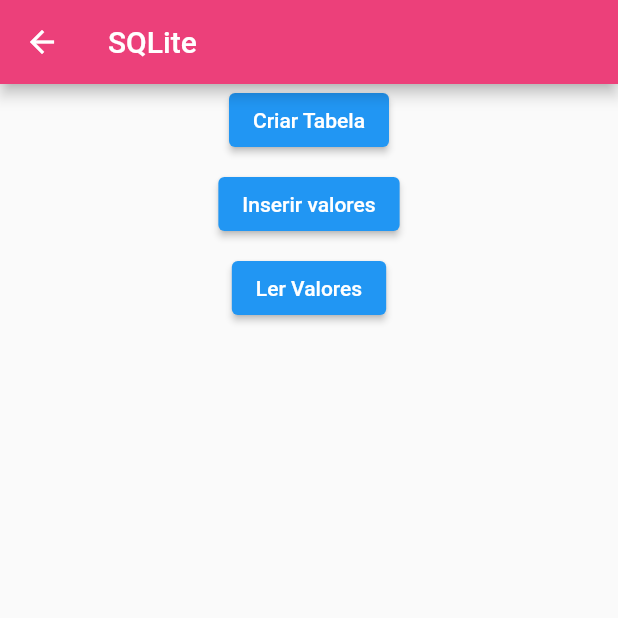
After one commit to cpelegrin/Desenvolvimento_Mobile, a Flutter app: the SQLitePage screen opened directly, after a tap on "Inserir valores", on a phone screen of 412 x 824 dp, the top half of it. The commit adds this screen. Run offline on Flutter 3.47's test engine with Material 2 defaults, Android fonts, the phone set to English and light mode, and no system bars; our stand-ins replace flutter_speed_dial, shared_preferences, sqflite; accounts and stored records are empty.

Commit message:
Unidade 4 Aula 3 - SQLite

```diff
--- a/desenvolvimento_mobile/lib/Pages/home_page.dart
+++ b/desenvolvimento_mobile/lib/Pages/home_page.dart
@@ -1,5 +1,6 @@
 import 'package:desenvolvimento_mobile/Pages/second_page.dart';
 import 'package:desenvolvimento_mobile/Pages/speeddial_page.dart';
+import 'package:desenvolvimento_mobile/Pages/sqlite_page.dart';
 import 'package:desenvolvimento_mobile/Pages/stateful_lifecyle.dart';
 import 'package:flutter/material.dart';
 
@@ -146,12 +147,12 @@ class HomePage extends StatelessWidget {
                     context,
                     MaterialPageRoute(
                       builder: (BuildContext context) {
-                        return SpeedDialPage();
+                        return SQLitePage();
                       },
                     ),
                   );
                 },
-                child: Text("b"),
+                child: Text("SQLite"),
               ),
               Padding(
                 padding: const EdgeInsets.all(8.0),
--- /dev/null
+++ b/desenvolvimento_mobile/lib/Pages/sqlite_page.dart
@@ -0,0 +1,114 @@
+import 'package:flutter/material.dart';
+import 'dart:async';
+
+import 'package:path/path.dart';
+import 'package:sqflite/sqflite.dart';
+
+class SQLitePage extends StatelessWidget {
+  Database? database;
+
+  @override
+  Widget build(BuildContext context) {
+    return Scaffold(
+      appBar: AppBar(
+        title: Text("SQLite"),
+      ),
+      body: Container(
+        child: Center(
+          child: Column(
+            children: [
+              ElevatedButton(
+                onPressed: () async {
+                  //Inicializando o Database e criando tabela
+                  WidgetsFlutterBinding.ensureInitialized();
+                  database = await openDatabase(
+                    join(await getDatabasesPath(), 'doggie_database.db'),
+                    onCreate: (db, version) {
+                      return db.execute(
+                        'CREATE TABLE IF NOT EXISTS dogs(id INTEGER PRIMARY KEY, name TEXT, age INTEGER)',
+                      );
+                    },
+                    version: 1,
+                  );
+                },
+                child: Text("Criar Tabela"),
+              ),
+              Padding(
+                padding: const EdgeInsets.all(8.0),
+                child: ElevatedButton(
+                  onPressed: () async {
+                    var fido = Dog(
+                      id: 3,
+                      name: 'rex',
+                      age: 25,
+                    );
+
+                    await insertDog(fido);
+                  },
+                  child: Text("Inserir valores"),
+                ),
+              ),
+              ElevatedButton(
+                onPressed: () async {
+                  print(await dogs());
+                },
+                child: Text("Ler Valores"),
+              ),
+            ],
+          ),
+        ),
+      ),
+    );
+  }
+
+  Future<void> insertDog(Dog dog) async {
+    await database!.insert(
+      'dogs',
+      dog.toMap(),
+      conflictAlgorithm: ConflictAlgorithm.replace,
+    );
+  }
+
+  Future<List<Dog>> dogs() async {
+    // Query the table for all The Dogs.
+    final List<Map<String, dynamic>> maps = await database!.query('dogs');
+
+    // Convert the List<Map<String, dynamic> into a List<Dog>.
+    return List.generate(maps.length, (i) {
+      return Dog(
+        id: maps[i]['id'],
+        name: maps[i]['name'],
+        age: maps[i]['age'],
+      );
+    });
+  }
+}
+
+class Dog {
+  final int id;
+  final String name;
+  final int age;
+
+  Dog({
+    required this.id,
+    required this.name,
+    required this.age,
+  });
+
+  // Convert a Dog into a Map. The keys must correspond to the names of the
+  // columns in the database.
+  Map<String, dynamic> toMap() {
+    return {
+      'id': id,
+      'name': name,
+      'age': age,
+    };
+  }
+
+  // Implement toString to make it easier to see information about
+  // each dog when using the print statement.
+  @override
+  String toString() {
+    return 'Dog{id: $id, name: $name, age: $age}';
+  }
+}
--- a/desenvolvimento_mobile/pubspec.yaml
+++ b/desenvolvimento_mobile/pubspec.yaml
@@ -26,6 +26,8 @@ dependencies:
 
   flutter_speed_dial: ^4.2.0
   shared_preferences: ^2.0.7
+  sqflite: ^2.0.0+4
+  path: ^1.8.0
 
 
   # The following adds the Cupertino Icons font to your application.
```
Also changed, not shown: desenvolvimento_mobile/pubspec.lock.
